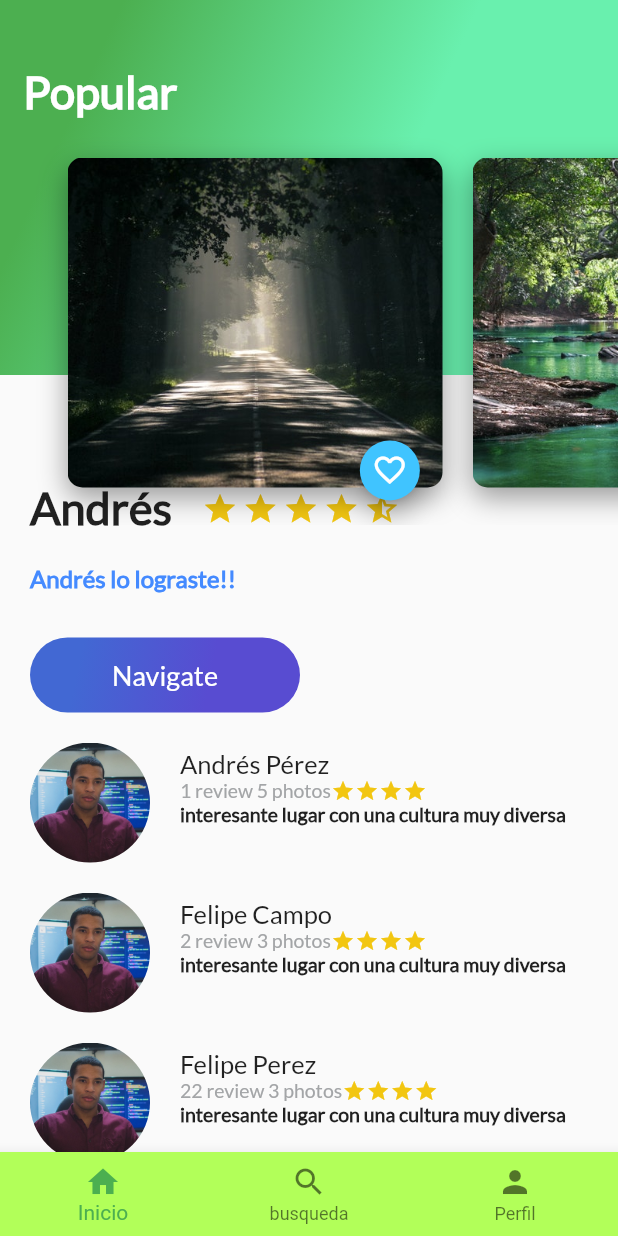
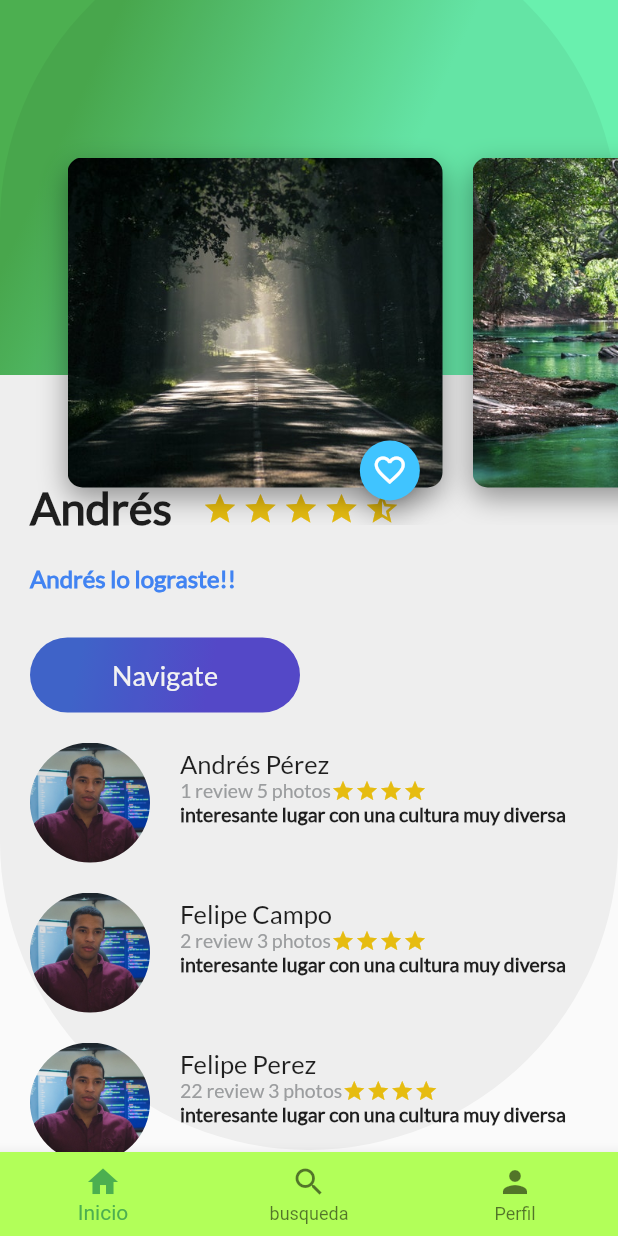
Before and after one commit to AndresPerezfc/platzitrips, a Flutter app: the PlatziPage screen opened directly, on a phone screen of 412 x 824 dp. Run offline on Flutter 3.47's test engine with Material 2 defaults, Android fonts, the phone set to English and light mode, and no system bars; our stand-ins replace cloud_firestore, firebase_auth, google_sign_in; missing offline and left inert: generic_bloc_provider; accounts and stored records are empty.

Commit message:
Creacion de vista de lugares

```diff
--- a/lib/src/place/ui/screens/header_appbar.dart
+++ b/lib/src/place/ui/screens/header_appbar.dart
@@ -7,7 +7,7 @@ class HeaderAppbar extends StatelessWidget {
   Widget build(BuildContext context) {
     return Stack(
       children: <Widget>[
-        GradientBack("Popular", 250.0),
+        GradientBack(height: 250.0),
         CardImageList(),
       ],
     );
--- a/lib/src/place/ui/widgets/card_image_details.dart
+++ b/lib/src/place/ui/widgets/card_image_details.dart
@@ -66,6 +66,7 @@ class CardImageDetail extends StatelessWidget {
             ],
           ),
           FloatingActionButton(
+              heroTag: null,
               onPressed: null,
               mini: true,
               child: Icon(Icons.favorite),
--- a/lib/src/user/ui/widgets/circle_button.dart
+++ b/lib/src/user/ui/widgets/circle_button.dart
@@ -31,6 +31,7 @@ class _CircleButton extends State<CircleButton> {
         size: widget.iconSize,
         color: Color(0xFF4268D3),
       ),
+      heroTag: null,
     ));
   }
 }
--- a/lib/src/widgets/floating_action_button_green.dart
+++ b/lib/src/widgets/floating_action_button_green.dart
@@ -23,6 +23,7 @@ class _FloatingActionButtonGreenState extends State<FloatingActionButtonGreen> {
   @override
   Widget build(BuildContext context) {
     return FloatingActionButton(
+      heroTag: null,
       backgroundColor: !isPressed ? Colors.lightBlueAccent : Colors.red,
       mini: true,
       tooltip: "Fav",
--- a/lib/src/widgets/gradient_back.dart
+++ b/lib/src/widgets/gradient_back.dart
@@ -3,10 +3,18 @@ import 'package:flutter/material.dart';
 class GradientBack extends StatelessWidget {
   final String title;
   double height = 0.0;
-  GradientBack(this.title, this.height);
+  GradientBack(
+      {Key key, this.title, this.height}); //height = null -> full screen
   @override
   Widget build(BuildContext context) {
+    double screenHeight = MediaQuery.of(context).size.height;
+    double screenWidth = MediaQuery.of(context).size.width;
+
+    if (height == null) {
+      height = screenHeight;
+    }
     return Container(
+        width: screenHeight,
         height: height,
         decoration: BoxDecoration(
             gradient: LinearGradient(
@@ -15,7 +23,19 @@ class GradientBack extends StatelessWidget {
                 end: FractionalOffset(1.0, 0.6),
                 stops: [0.0, 0.6],
                 tileMode: TileMode.clamp)),
-        child: Text(
+        child: FittedBox(
+          fit: BoxFit.none,
+          alignment: Alignment(-1.5, -0.8),
+          child: Container(
+            width: screenWidth,
+            height: screenHeight,
+            decoration: BoxDecoration(
+              color: Color.fromRGBO(0, 0, 0, 0.05),
+              borderRadius: BorderRadius.circular(screenHeight / 2),
+            ),
+          ),
+        ));
+    /*Text(
           title,
           style: TextStyle(
             color: Colors.white,
@@ -23,7 +43,7 @@ class GradientBack extends StatelessWidget {
             fontSize: 30.0,
             fontFamily: "Lato",
           ),
-        ),
-        alignment: Alignment(-0.9, -0.6));
+        ),*/
+    //alignment: Alignment(-0.9, -0.6));
   }
 }
```
Also changed, not shown: lib/src/place/ui/screens/add_place_screen.dart (added, +49 -0 lines), lib/src/user/ui/screens/sign_in_screen.dart (+11 -2 lines), lib/src/user/ui/widgets/button_bar.dart (+11 -2 lines), 5 other files.
